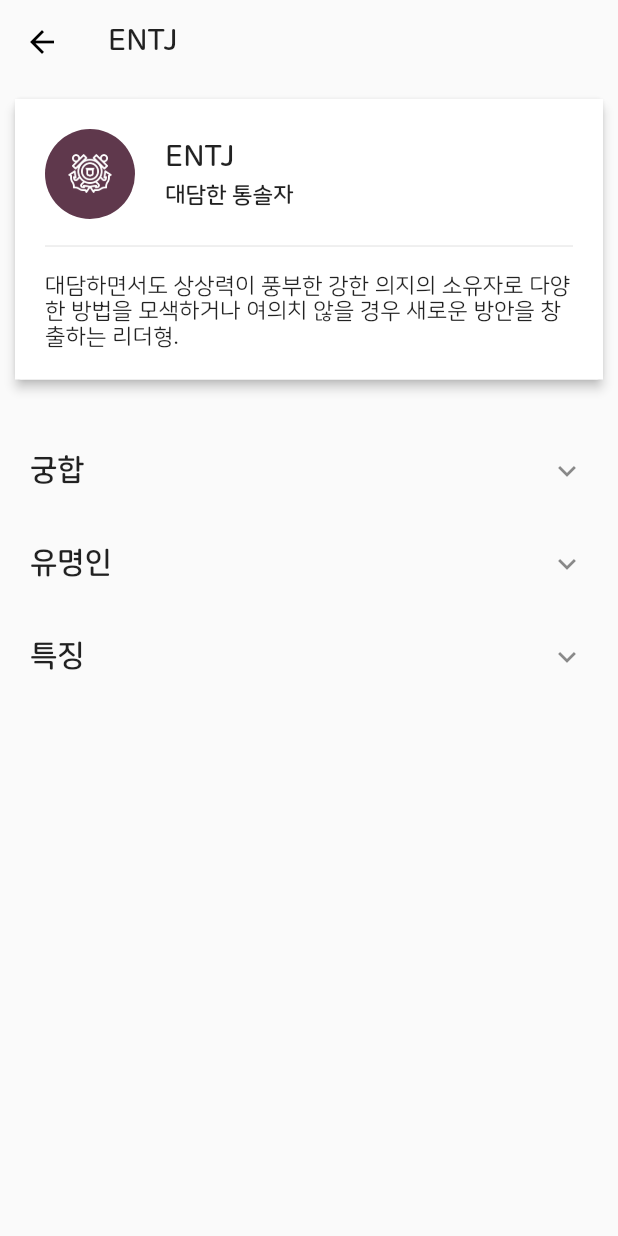
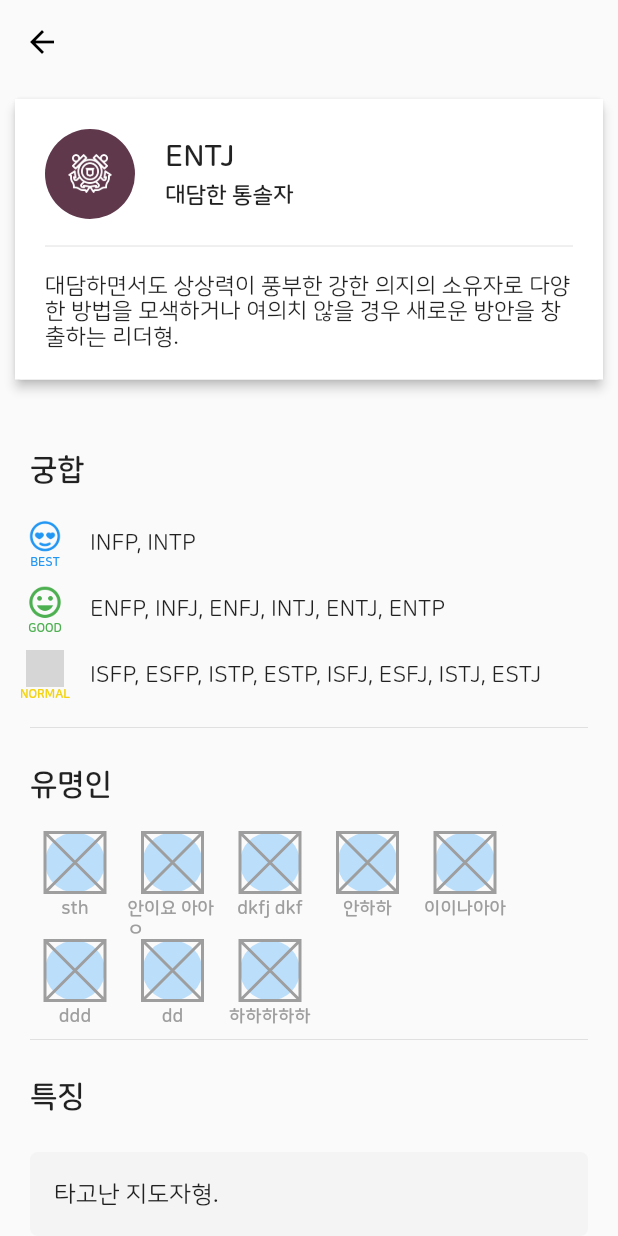
Before and after one commit to powerwlsl/mbti, a Flutter app: the MbtiListScreen screen opened directly, after a tap on "ENTJ", on a phone screen of 412 x 824 dp. Run offline on Flutter 3.47's test engine with Material 2 defaults, Android fonts, the phone set to English and light mode, and no system bars; our stand-ins replace device_info, fancy_bottom_navigation, shared_preferences; accounts and stored records are empty; grey boxes are pictures that could not be loaded.

Commit message:
Refactor main screen

```diff
--- a/lib/screens/main_screen.dart
+++ b/lib/screens/main_screen.dart
@@ -15,11 +15,11 @@ class MainScreen extends StatefulWidget {
 // TODO share button
 class _MainScreenState extends State<MainScreen> {
   @override
-  bool _expandCharacters = false;
-  bool _expandStars = false;
   Widget build(BuildContext context) {
     String myMbtiType = widget.type;
     Map myMbti = Mbtis.Types[myMbtiType];
+
+// FIX add the summary line on mbti list screen
 
     return CustomScrollView(
       slivers: <Widget>[
@@ -80,43 +80,7 @@ class _MainScreenState extends State<MainScreen> {
                   ),
                   Text(myMbti["summary"], style: TextStyle(fontSize: 15))
                 ],
-                )
-
-                // Column(
-                //   mainAxisAlignment: MainAxisAlignment.center,
-                //   children: <Widget>[
-                //     CircleAvatar(
-                //       radius: 40,
-                //       backgroundColor: Color(myMbti["color"]),
-                //       child: Image.asset(
-                //         'images/${myMbti["character"]}.png',
-                //         color: Colors.white,
-                //         height: 40,
-                //       ),
-                //     ),
-                //     SizedBox(
-                //       height: 20,
-                //     ),
-                //     Padding(
-                //       padding: const EdgeInsets.symmetric(horizontal: 10),
-                //       child: Row(
-                //         crossAxisAlignment: CrossAxisAlignment.start,
-                //         children: <Widget>[
-                //           Text(
-                //             myMbtiType,
-                //             style: kPrimaryMediumTextStyle,
-                //           ),
-                //           SizedBox(width: 20),
-                //           Flexible(
-                //               child: Text(
-                //             myMbti["summary"],
-                //             style: TextStyle(fontSize: 15),
-                //           ),),
-                //         ],
-                //       ),
-                //     ),
-                //   ],
-                // ),
+              ),
             ),
           ),
         ),
@@ -129,41 +93,58 @@ class _MainScreenState extends State<MainScreen> {
             selectedMbtiHash: myMbti,
           ),
         ),
+        DividerWithMargin(),
         SliverToBoxAdapter(
           child: ExpandTitleContainer(
-            expanded: _expandStars,
             title: "유명인",
-            toggleExpand: () {
-              setState(() {
-                _expandStars = !_expandStars;
-              });
-            },
-            icon: Image.asset(
-              'images/stars2.png',
-              width: 70,
+          ),
+        ),
+        SliverToBoxAdapter(
+          child: Container(
+            margin: EdgeInsets.symmetric(horizontal: 20),
+            child: Wrap(
+              children: <Widget>[
+                for (var i in [
+                  "sth",
+                  "안이요 아아ㅇ",
+                  "dkfj dkf",
+                  "안하하",
+                  "이이나아아",
+                  "ddd",
+                  "dd",
+                  "하하하하하"
+                ])
+                  Container(
+                    width: 60,
+                    margin: EdgeInsets.only(right: 5),
+                    child: Column(
+                      mainAxisAlignment: MainAxisAlignment.center,
+                      children: <Widget>[
+                        CircleAvatar(
+                          radius: 20,
+                          child: Placeholder(color: Colors.grey),
+                        ),
+                        SizedBox(
+                          height: 4,
+                        ),
+                        Text(
+                          "$i",
+                          style: kSecondarySmallTextStyle,
+                          // overflow: TextOverflow.ellipsis,
+                        ),
+                      ],
+                    ),
+                  ),
+              ],
             ),
           ),
         ),
-        if (_expandStars)
-          SliverToBoxAdapter(
-            child: Container(),
-          ),
+        DividerWithMargin(),
         SliverToBoxAdapter(
           child: ExpandTitleContainer(
-            expanded: _expandCharacters,
             title: "특징",
-            toggleExpand: () {
-              setState(() {
-                _expandCharacters = !_expandCharacters;
-              });
-            },
-            icon: Image.asset(
-              'images/characters.png',
-              width: 70,
           ),
         ),
-        ),
-        if (_expandCharacters)
         SliverList(
           delegate: SliverChildBuilderDelegate(
             (context, index) => Container(
@@ -181,7 +162,26 @@ class _MainScreenState extends State<MainScreen> {
             childCount: myMbti["details"].length,
           ),
         ),
+        DividerWithMargin(),
       ],
     );
   }
 }
+
+class DividerWithMargin extends StatelessWidget {
+  const DividerWithMargin({
+    Key key,
+  }) : super(key: key);
+
+  @override
+  Widget build(BuildContext context) {
+    return SliverToBoxAdapter(
+      child: Container(
+        padding: EdgeInsets.symmetric(horizontal: 20),
+        child: Divider(
+          color: Colors.grey[300],
+        ),
+      ),
+    );
+  }
+}
--- a/lib/screens/mbti_list_screen.dart
+++ b/lib/screens/mbti_list_screen.dart
@@ -57,7 +57,7 @@ class MbtiGridListItem extends StatelessWidget {
             children: <Widget>[
               Image.asset(
                 'images/${Mbtis.Types[type]["character"]}.png',
-                height: 35,
+                height: 30,
                 color: Colors.white,
               ),
               SizedBox(
--- a/lib/screens/mbti_screen.dart
+++ b/lib/screens/mbti_screen.dart
@@ -15,15 +15,9 @@ class _MbtiScreenState extends State<MbtiScreen> {
   Widget build(BuildContext context) {
     return Scaffold(
       appBar: AppBar(
-          backgroundColor: Color(0xfffafafa),
-          // iconTheme: IconThemeData(
-          //   color: Colors.white,
-          // ),
-          elevation: 0,
-          title: Text(
-            widget.type,
-            style: TextStyle(fontWeight: FontWeight.bold),
-          )),
+        backgroundColor: Color(0xfffafafa),
+        elevation: 0,
+      ),
       body: MainScreen(widget.type),
     );
   }
--- a/lib/widgets/expand_title_container.dart
+++ b/lib/widgets/expand_title_container.dart
@@ -3,44 +3,22 @@ import 'package:mbti/constants.dart';
 
 class ExpandTitleContainer extends StatelessWidget {
   final String title;
-  final Function toggleExpand;
-  final Image icon;
 
-  bool expanded;
   ExpandTitleContainer({
     this.title,
-    this.toggleExpand,
-    this.expanded,
-    this.icon,
   });
 
   @override
   Widget build(BuildContext context) {
     return Container(
       width: double.infinity,
-      margin: EdgeInsets.symmetric(horizontal: 10, vertical: 3),
+      margin: EdgeInsets.symmetric(horizontal: 20, vertical: 3),
       child: ListTile(
         contentPadding: EdgeInsets.only(left: 0.0, right: 0.0),
-        title: Row(
-          children: <Widget>[
-            // icon,
-            SizedBox(width: 10),
-            Text(
-              title,
-//            textAlign: TextAlign.center,
-              style: kPrimaryMediumTextStyle,
-            ),
-          ],
+        title: Text(
+          title,
+          style: kPrimaryMediumTextStyle,
         ),
-        trailing: expanded
-            ? IconButton(
-                icon: Icon(Icons.expand_less),
-                onPressed: toggleExpand,
-              )
-            : IconButton(
-                icon: Icon(Icons.expand_more),
-                onPressed: toggleExpand,
-              ),
       ),
     );
   }
--- a/lib/widgets/matching_mbti_list.dart
+++ b/lib/widgets/matching_mbti_list.dart
@@ -18,26 +18,14 @@ class MatchingMbtiList extends StatefulWidget {
 
 class _MatchingMbtiListState extends State<MatchingMbtiList> {
   @override
-  bool _expanded = false;
-
   Widget build(BuildContext context) {
-    void toggleExpand() {
-      setState(() {
-        _expanded = !_expanded;
-      });
-    }
-
     return Column(
       children: <Widget>[
         ExpandTitleContainer(
           title: "궁합",
-          toggleExpand: toggleExpand,
-          expanded: _expanded,
-          icon: Image.asset('images/matching.png', width: 70),
         ),
-        if (_expanded)
         Container(
-            margin: EdgeInsets.symmetric(horizontal: 20),
+          margin: EdgeInsets.symmetric(horizontal: 10),
           child: Column(
             crossAxisAlignment: CrossAxisAlignment.stretch,
             children: <Widget>[
```
Also changed, not shown: images/bheart.png (added), images/blist.png (added), images/bstar.png (added). Lines whose indentation alone changed are shown as unchanged.
